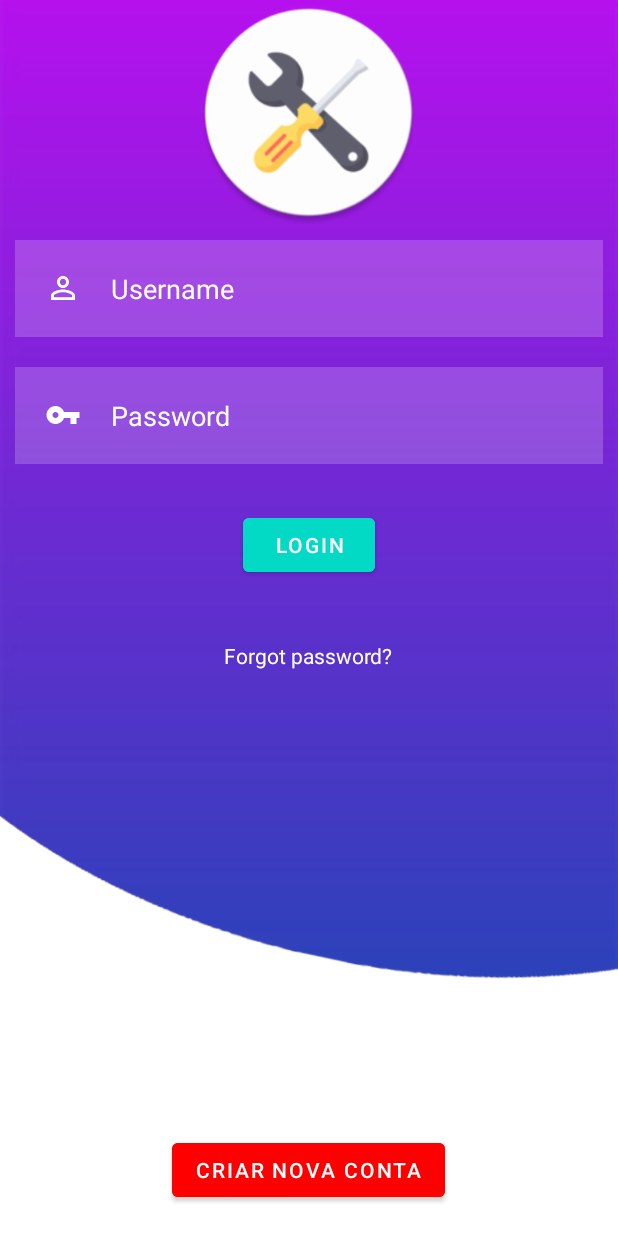
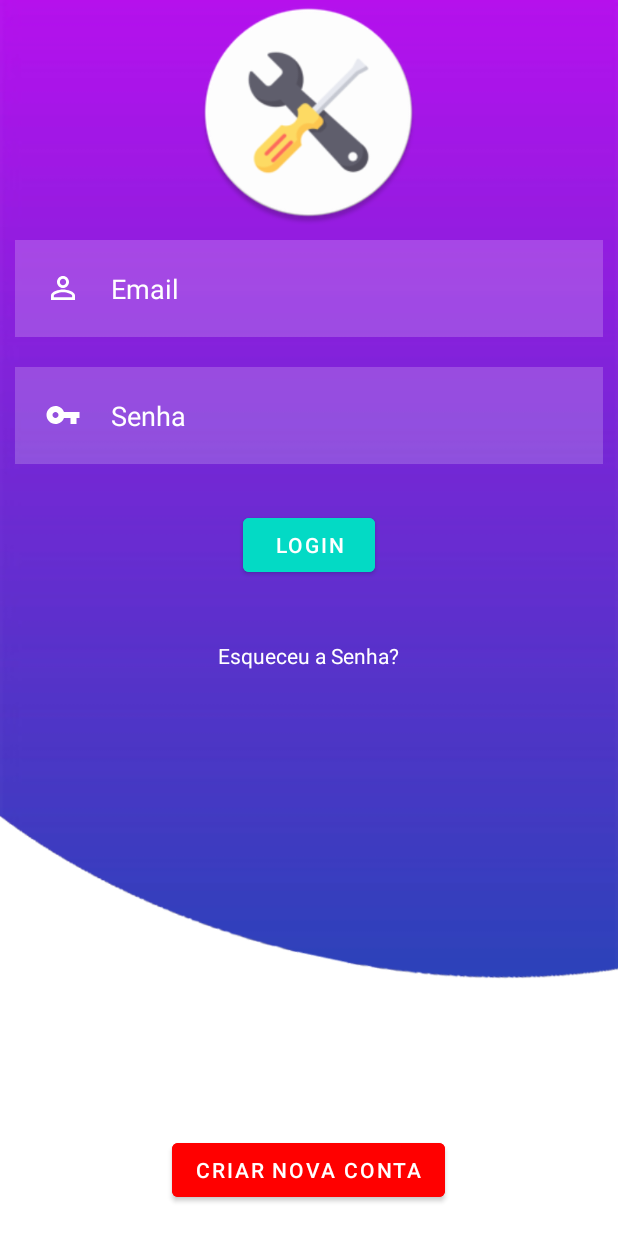
Before and after one commit to Guatias/FixIt, an Android app: the layout activity_main.xml on its own in the app's theme, with its tools: preview values and no code run, on a phone screen of 412 x 824 dp. Run offline under Robolectric (Android 15) with nearby library versions, the phone set to English and light mode, and no system bars.

Commit message:
Algumas melhorias adicionadas

```diff
--- a/app/src/main/res/drawable/side_nav_bar.xml
+++ b/app/src/main/res/drawable/side_nav_bar.xml
@@ -2,8 +2,8 @@
     android:shape="rectangle">
     <gradient
         android:angle="135"
-        android:centerColor="#009688"
-        android:endColor="#00695C"
-        android:startColor="#4DB6AC"
+        android:centerColor="@color/purple_500"
+        android:endColor="@color/purple_500"
+        android:startColor="@color/purple_500"
         android:type="linear" />
 </shape>
--- a/app/src/main/res/layout/activity_main.xml
+++ b/app/src/main/res/layout/activity_main.xml
@@ -20,7 +20,7 @@
         android:id="@+id/username"
         android:layout_below="@+id/logo"
         android:background="#30ffffff"
-        android:hint="Username"
+        android:hint="Email"
         android:textColorHint="@color/white"
         android:textColor="@color/white"
         android:layout_margin="10dp"
@@ -34,7 +34,7 @@
         android:id="@+id/password"
         android:layout_below="@+id/username"
         android:background="#30ffffff"
-        android:hint="Password"
+        android:hint="Senha"
         android:textColorHint="@color/white"
         android:textColor="@color/white"
         android:layout_margin="10dp"
@@ -58,7 +58,7 @@
         android:layout_height="wrap_content"
         android:id="@+id/forgetpwd"
         android:layout_below="@+id/loginbtn"
-        android:text="Forgot password?"
+        android:text="Esqueceu a Senha?"
         android:textColor="@color/white"
         android:layout_centerHorizontal="true"
         android:layout_margin="20dp"/>
--- a/app/src/main/res/layout/nav_header_cliente.xml
+++ b/app/src/main/res/layout/nav_header_cliente.xml
@@ -10,7 +10,7 @@
     android:paddingTop="@dimen/activity_vertical_margin"
     android:paddingRight="@dimen/activity_horizontal_margin"
     android:paddingBottom="@dimen/activity_vertical_margin"
-    android:theme="@style/ThemeOverlay.AppCompat.Dark">
+    android:theme="@style/ThemeOverlay.AppCompat.Light">
 
     <ImageView
         android:id="@+id/imageView"
@@ -23,12 +23,14 @@
     <TextView
         android:layout_width="match_parent"
         android:layout_height="wrap_content"
+        android:textColor="@color/white"
         android:id="@+id/nameMenu"
         android:paddingTop="@dimen/nav_header_vertical_spacing"
         android:textAppearance="@style/TextAppearance.AppCompat.Body1" />
 
     <TextView
         android:id="@+id/emailMenu"
+        android:textColor="@color/white"
         android:layout_width="wrap_content"
         android:layout_height="wrap_content"/>
 </LinearLayout>
--- a/app/src/main/res/values-night/themes.xml
+++ b/app/src/main/res/values-night/themes.xml
@@ -1,6 +1,6 @@
 <resources xmlns:tools="http://schemas.android.com/tools">
     <!-- Base application theme. -->
-    <style name="Theme.FixIt" parent="Theme.MaterialComponents.DayNight.NoActionBar">
+    <style name="Theme.FixIt" parent="Theme.MaterialComponents.Light.NoActionBar">
         <!-- Primary brand color. -->
         <item name="colorPrimary">@color/purple_500</item>
         <item name="colorPrimaryVariant">@color/purple_700</item>
--- a/app/src/main/res/values/themes.xml
+++ b/app/src/main/res/values/themes.xml
@@ -1,6 +1,6 @@
 <resources xmlns:tools="http://schemas.android.com/tools">
     <!-- Base application theme. -->
-    <style name="Theme.FixIt" parent="Theme.MaterialComponents.DayNight.NoActionBar">
+    <style name="Theme.FixIt" parent="Theme.MaterialComponents.Light.NoActionBar">
         <!-- Primary brand color. -->
         <item name="colorPrimary">@color/purple_500</item>
         <item name="colorPrimaryVariant">@color/purple_700</item>
```
Also changed, not shown: app/src/main/java/com/example/fixit/Cliente_Activity.java (+8 -1 lines), app/src/main/java/com/example/fixit/Login_Activity.java (+45 -8 lines), app/src/main/java/com/example/fixit/Register_Activity_1.java (+10 -7 lines), app/src/main/java/com/example/fixit/Register_Activity_2.java (+12 -9 lines), app/src/main/res/drawable/rounded_et.xml (added, +15 -0 lines), app/src/main/res/layout/activity_novo_servico.xml (+6 -6 lines).
